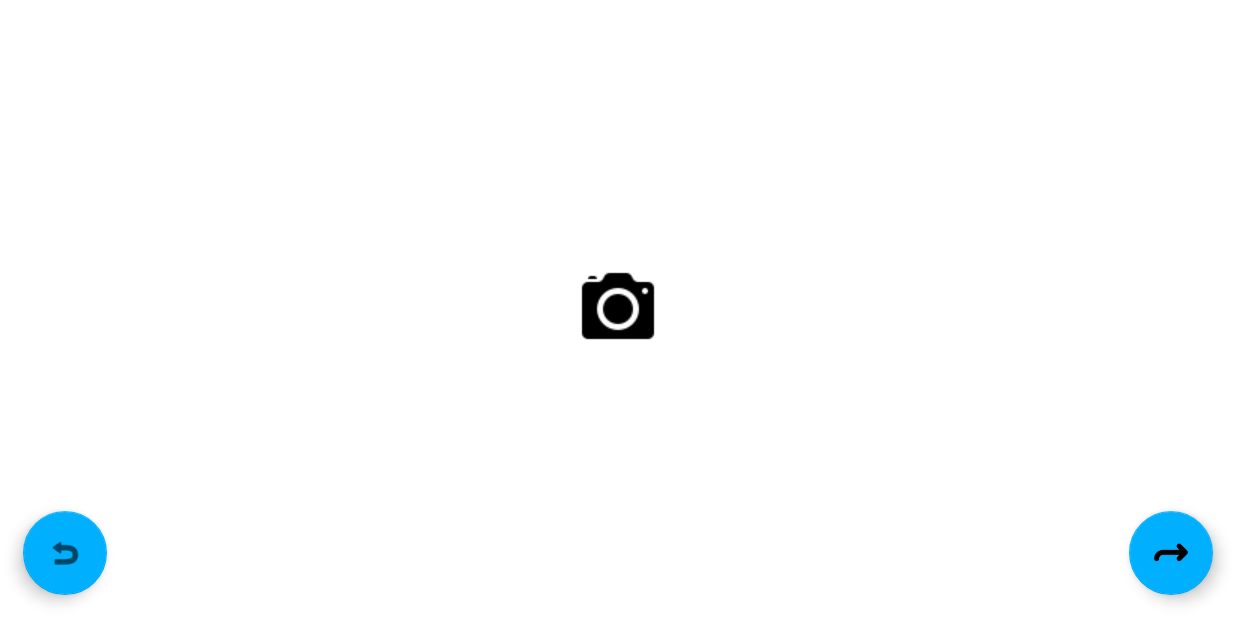
After one commit to HRMAA-Org/CameraToECG, an Android app: the ImagePreviewActivity screen opened directly, with no data from a screen before it, on a phone screen of 824 x 412 dp (held sideways). The commit adds this screen. Run offline under Robolectric (Android 15) with nearby library versions, the light colour scheme and no system bars; our stand-ins replace data binding; 1 statement that could not run was skipped.

Commit message:
Added Image Preview Screen

```diff
--- /dev/null
+++ b/app/src/main/java/com/adikul/camerademo/ImagePreviewActivity.kt
@@ -0,0 +1,58 @@
+package com.adikul.camerademo
+
+import android.R
+import android.content.Intent
+import android.graphics.BitmapFactory
+import android.os.Bundle
+import android.os.Environment
+import android.util.Log
+import android.widget.ImageView
+import android.widget.Toast
+import androidx.appcompat.app.AppCompatActivity
+import com.adikul.camerademo.databinding.ActivityImagePreviewBinding
+import java.io.File
+import java.io.FileInputStream
+import java.io.FileNotFoundException
+
+
+class ImagePreviewActivity : AppCompatActivity() {
+
+    private lateinit var binding: ActivityImagePreviewBinding
+    override fun onCreate(savedInstanceState: Bundle?) {
+        super.onCreate(savedInstanceState)
+        binding = ActivityImagePreviewBinding.inflate(layoutInflater)
+        setContentView(binding.root)
+        val name = intent.getStringExtra("name").toString()
+
+        loadImageFromStorage(name)
+
+
+    }
+
+    private fun loadImageFromStorage(name: String) {
+        try {
+            val f = File("${Environment.getExternalStorageDirectory().absolutePath}/Pictures/CameraToECG/$name.jpg")
+            val b = BitmapFactory.decodeStream(FileInputStream(f))
+            val img: ImageView = binding.imgIvIpa
+            img.setImageBitmap(b)
+            binding.retakeFabIpa.setOnClickListener {
+                f.delete()
+                Toast.makeText(
+                    this,
+                    "Photo deleted successfully",
+                    Toast.LENGTH_SHORT
+                ).show()
+                val intent = Intent(this@ImagePreviewActivity, MainActivity::class.java)
+                startActivity(intent)
+            }
+        } catch (e: FileNotFoundException) {
+            e.printStackTrace()
+            Log.d("ImgPrev", "File $name.jpg not found")
+            Toast.makeText(
+                this,
+            "File $name.jpg not found",
+                Toast.LENGTH_SHORT
+            ).show()
+        }
+    }
+}
--- /dev/null
+++ b/app/src/main/res/layout/activity_image_preview.xml
@@ -0,0 +1,57 @@
+<?xml version="1.0" encoding="utf-8"?>
+<layout xmlns:android="http://schemas.android.com/apk/res/android"
+    xmlns:app="http://schemas.android.com/apk/res-auto"
+    xmlns:tools="http://schemas.android.com/tools">
+
+    <androidx.constraintlayout.widget.ConstraintLayout
+        android:layout_width="match_parent"
+        android:layout_height="match_parent"
+        tools:context=".ImagePreviewActivity">
+
+        <ImageView
+            android:id="@+id/img_iv_ipa"
+            android:layout_width="match_parent"
+            android:layout_height="match_parent"
+            android:scaleType="center"
+            app:layout_constraintBottom_toBottomOf="parent"
+            app:layout_constraintEnd_toEndOf="parent"
+            app:layout_constraintHorizontal_bias="0.5"
+            app:layout_constraintStart_toStartOf="parent"
+            app:layout_constraintTop_toTopOf="parent"
+            app:layout_constraintVertical_bias="0.0"
+            app:srcCompat="@drawable/camera_icon" />
+
+        <com.google.android.material.floatingactionbutton.FloatingActionButton
+            android:id="@+id/retake_fab_ipa"
+            android:layout_width="wrap_content"
+            android:layout_height="wrap_content"
+            android:layout_margin="15dp"
+            android:clickable="true"
+            app:backgroundTint="#00B0FF"
+            app:layout_constraintBottom_toBottomOf="parent"
+            app:layout_constraintEnd_toEndOf="parent"
+            app:layout_constraintHorizontal_bias="0.0"
+            app:layout_constraintStart_toStartOf="parent"
+            app:layout_constraintTop_toTopOf="parent"
+            app:layout_constraintVertical_bias="1.0"
+            app:srcCompat="@android:drawable/ic_menu_revert"
+            tools:ignore="SpeakableTextPresentCheck" />
+
+        <com.google.android.material.floatingactionbutton.FloatingActionButton
+            android:id="@+id/next_fab_ipa"
+            android:layout_width="wrap_content"
+            android:layout_height="wrap_content"
+            android:layout_margin="15dp"
+            android:clickable="true"
+            app:backgroundTint="#00B0FF"
+            app:layout_constraintBottom_toBottomOf="parent"
+            app:layout_constraintEnd_toEndOf="parent"
+            app:layout_constraintHorizontal_bias="1.0"
+            app:layout_constraintStart_toStartOf="parent"
+            app:layout_constraintTop_toTopOf="parent"
+            app:layout_constraintVertical_bias="1.0"
+            app:srcCompat="@drawable/right_arrow_icon"
+            tools:ignore="SpeakableTextPresentCheck" />
+
+    </androidx.constraintlayout.widget.ConstraintLayout>
+</layout>
--- a/app/src/main/res/values-night/themes.xml
+++ b/app/src/main/res/values-night/themes.xml
@@ -1,6 +1,9 @@
 <resources xmlns:tools="http://schemas.android.com/tools">
     <!-- Base application theme. -->
     <style name="Theme.CameraDemo" parent="Theme.MaterialComponents.DayNight.DarkActionBar">
+        <item name="android:windowFullscreen">true</item>
+        <item name="windowActionBar">false</item>
+        <item name="windowNoTitle">true</item>
         <!-- Primary brand color. -->
         <item name="colorPrimary">@color/purple_200</item>
         <item name="colorPrimaryVariant">@color/purple_700</item>
--- a/app/src/main/res/values/strings.xml
+++ b/app/src/main/res/values/strings.xml
@@ -1,3 +1,3 @@
 <resources>
-    <string name="app_name">CameraDemo</string>
+    <string name="app_name">CameraToECG</string>
 </resources>
--- a/app/src/main/res/values/themes.xml
+++ b/app/src/main/res/values/themes.xml
@@ -1,10 +1,10 @@
 <resources xmlns:tools="http://schemas.android.com/tools">
     <!-- Base application theme. -->
     <style name="Theme.CameraDemo" parent="Theme.MaterialComponents.DayNight.DarkActionBar">
-        <!-- Primary brand color. -->
         <item name="android:windowFullscreen">true</item>
         <item name="windowActionBar">false</item>
         <item name="windowNoTitle">true</item>
+        <!-- Primary brand color. -->
         <item name="colorPrimary">@color/purple_500</item>
         <item name="colorPrimaryVariant">@color/purple_700</item>
         <item name="colorOnPrimary">@color/white</item>
```
Also changed, not shown: app/src/main/AndroidManifest.xml (+16 -1 lines), app/src/main/java/com/adikul/camerademo/MainActivity.kt (+15 -8 lines), app/src/main/res/layout/activity_main.xml (+9 -6 lines), app/src/main/res/drawable/right_arrow_icon.png (added).
